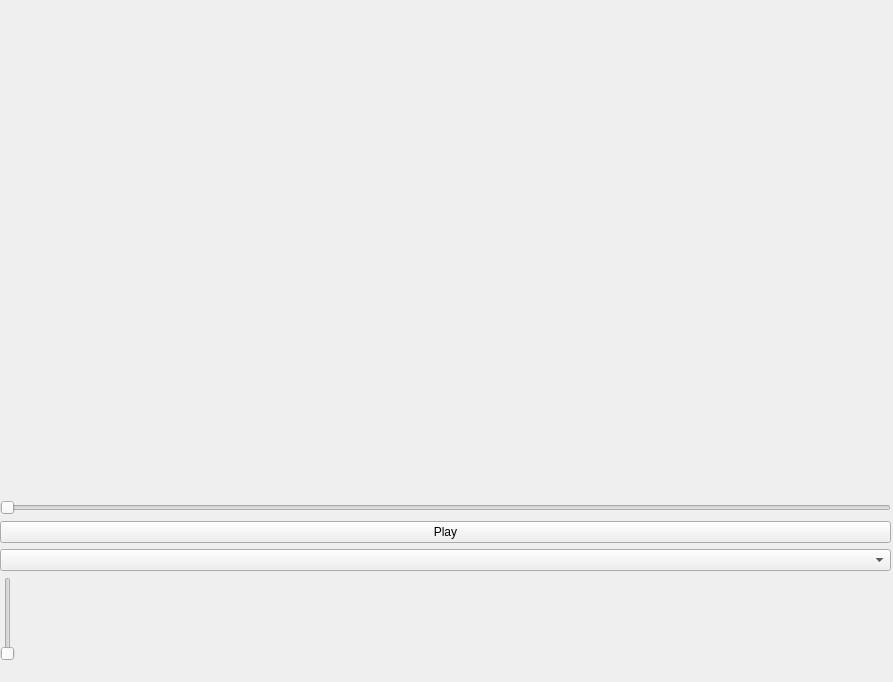
Old version of the form scripts/video.ui in the repository atac/pychapter10.
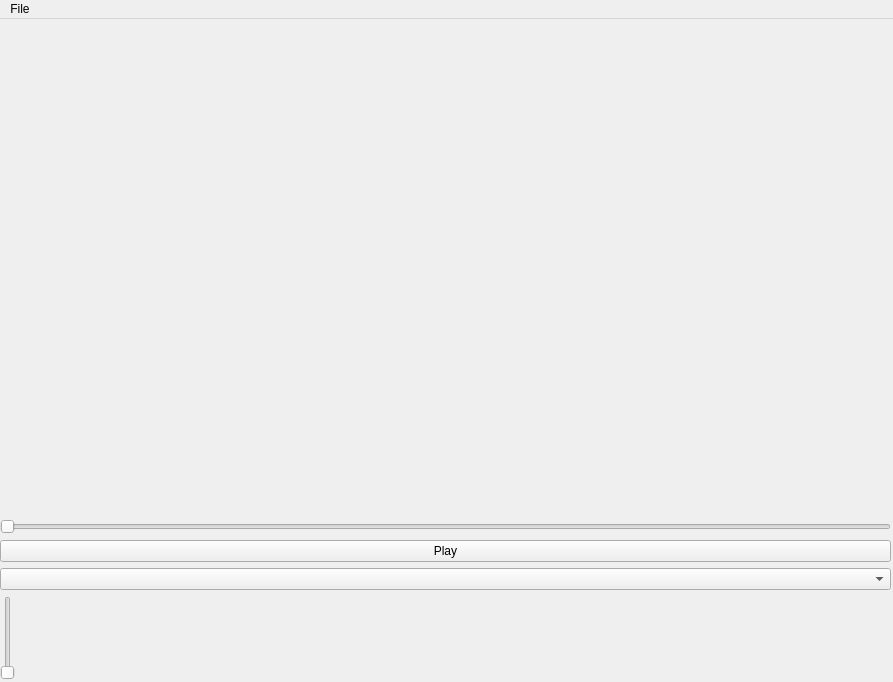
New version of the form.

Commit message: Implemented File->Open dialog.

```diff
--- a/scripts/video.ui
+++ b/scripts/video.ui
@@ -83,6 +83,13 @@
      <height>21</height>
     </rect>
    </property>
+   <widget class="QMenu" name="menuFile">
+    <property name="title">
+     <string>File</string>
+    </property>
+    <addaction name="open_file"/>
+   </widget>
+   <addaction name="menuFile"/>
   </widget>
   <action name="actionOpen">
    <property name="text">
```
Left out of the diff: 8 changed lines with no effect on the pictures. The commit also changes 2 other files.
